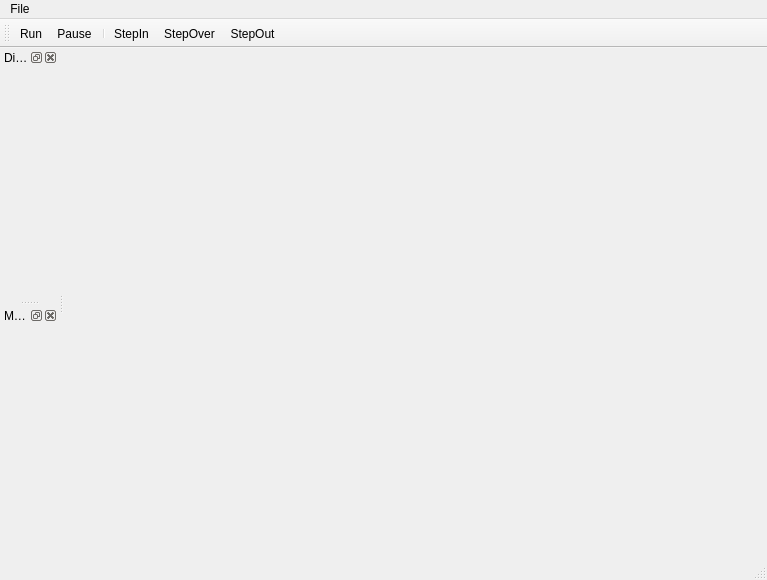
This is pcsp_debugger/src/qt4/qt4_pcspdebugger.ui in pcspold/pcsp-deprecated as Qt 5 draws it before an edit. The edited form follows.
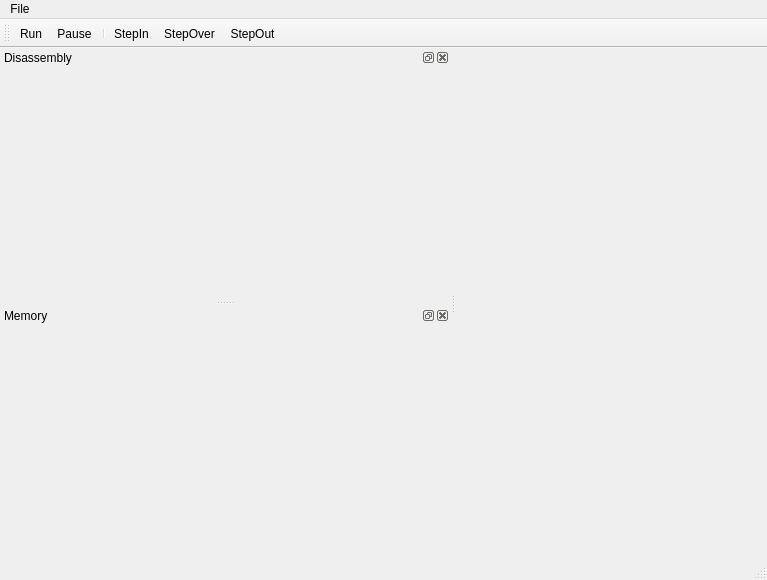
This is the edited form. Icons and pictures are not drawn. Custom widgets are drawn as their Qt base class.

Commit message: more in memory viewer. Added the custom widget drawing

The edit to the form file:
```diff
--- a/pcsp_debugger/src/qt4/qt4_pcspdebugger.ui
+++ b/pcsp_debugger/src/qt4/qt4_pcspdebugger.ui
@@ -62,6 +62,12 @@
    <addaction name="actionStepOut"/>
   </widget>
   <widget class="QDockWidget" name="disassembly_dock">
+   <property name="minimumSize">
+    <size>
+     <width>450</width>
+     <height>38</height>
+    </size>
+   </property>
    <property name="features">
     <set>QDockWidget::AllDockWidgetFeatures</set>
    </property>
@@ -74,6 +80,12 @@
    <widget class="QWidget" name="dockWidgetContents_4"/>
   </widget>
   <widget class="QDockWidget" name="memory_dock">
+   <property name="minimumSize">
+    <size>
+     <width>450</width>
+     <height>38</height>
+    </size>
+   </property>
    <property name="windowTitle">
     <string>Memory</string>
    </property>
```
The commit also changes 5 other files.
